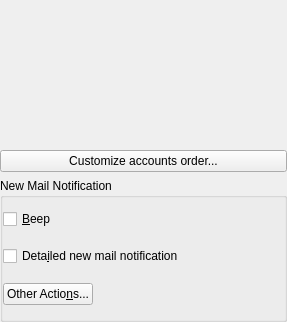
This is kmail/ui/accountspagereceivingtab.ui in KDE/kdepim as Qt 5 draws it before an edit. The edited form follows.
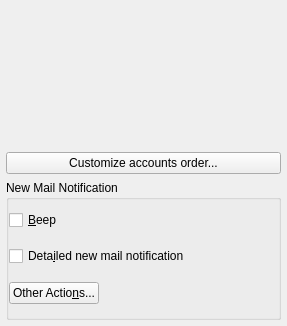
This is the edited form. Custom widgets are drawn as their Qt base class.

Commit message: Readd margin

Patch:
```diff
--- a/kmail/ui/accountspagereceivingtab.ui
+++ b/kmail/ui/accountspagereceivingtab.ui
@@ -7,12 +7,15 @@
     <x>0</x>
     <y>0</y>
     <width>287</width>
-    <height>322</height>
+    <height>326</height>
    </rect>
   </property>
   <layout class="QVBoxLayout" name="verticalLayout_3">
    <item>
     <layout class="QVBoxLayout" name="vlay">
+     <property name="margin">
+      <number>6</number>
+     </property>
      <item>
       <widget class="PimCommon::ManageAccountWidget" name="mAccountsReceiving">
       </widget>
```
Left out of the diff: 3 changed lines with no effect on the pictures. The commit also changes 1 other file.
